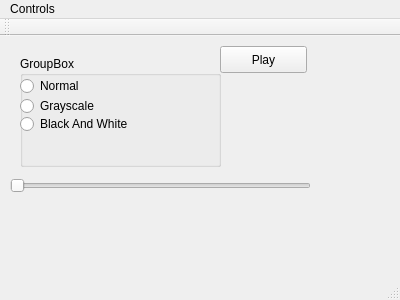
This is mainwindow.ui in RockNCode/QT_openCV as Qt 5 draws it before an edit. The edited form follows.
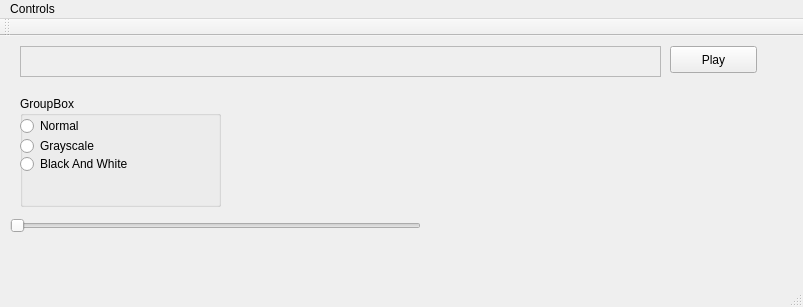
This is the edited form.

Commit message: Add open file dialog.

```diff
--- a/mainwindow.ui
+++ b/mainwindow.ui
@@ -6,8 +6,8 @@
    <rect>
     <x>0</x>
     <y>0</y>
-    <width>400</width>
-    <height>300</height>
+    <width>803</width>
+    <height>307</height>
    </rect>
   </property>
   <property name="windowTitle">
@@ -17,7 +17,7 @@
    <widget class="QPushButton" name="pushButton">
     <property name="geometry">
      <rect>
-      <x>220</x>
+      <x>670</x>
       <y>10</y>
       <width>87</width>
       <height>27</height>
@@ -31,7 +31,7 @@
     <property name="geometry">
      <rect>
       <x>20</x>
-      <y>20</y>
+      <y>60</y>
       <width>201</width>
       <height>111</height>
      </rect>
@@ -83,8 +83,8 @@
     <property name="geometry">
      <rect>
       <x>10</x>
-      <y>140</y>
-      <width>301</width>
+      <y>180</y>
+      <width>411</width>
       <height>19</height>
      </rect>
     </property>
@@ -95,13 +95,26 @@
      <enum>Qt::Horizontal</enum>
     </property>
    </widget>
+   <widget class="QTextEdit" name="filename">
+    <property name="enabled">
+     <bool>false</bool>
+    </property>
+    <property name="geometry">
+     <rect>
+      <x>20</x>
+      <y>10</y>
+      <width>641</width>
+      <height>31</height>
+     </rect>
+    </property>
+   </widget>
   </widget>
   <widget class="QMenuBar" name="menuBar">
    <property name="geometry">
     <rect>
      <x>0</x>
      <y>0</y>
-     <width>400</width>
+     <width>803</width>
      <height>23</height>
     </rect>
    </property>
```
Left out of the diff: 2 changed lines with no effect on the pictures. The commit also changes 3 other files.
